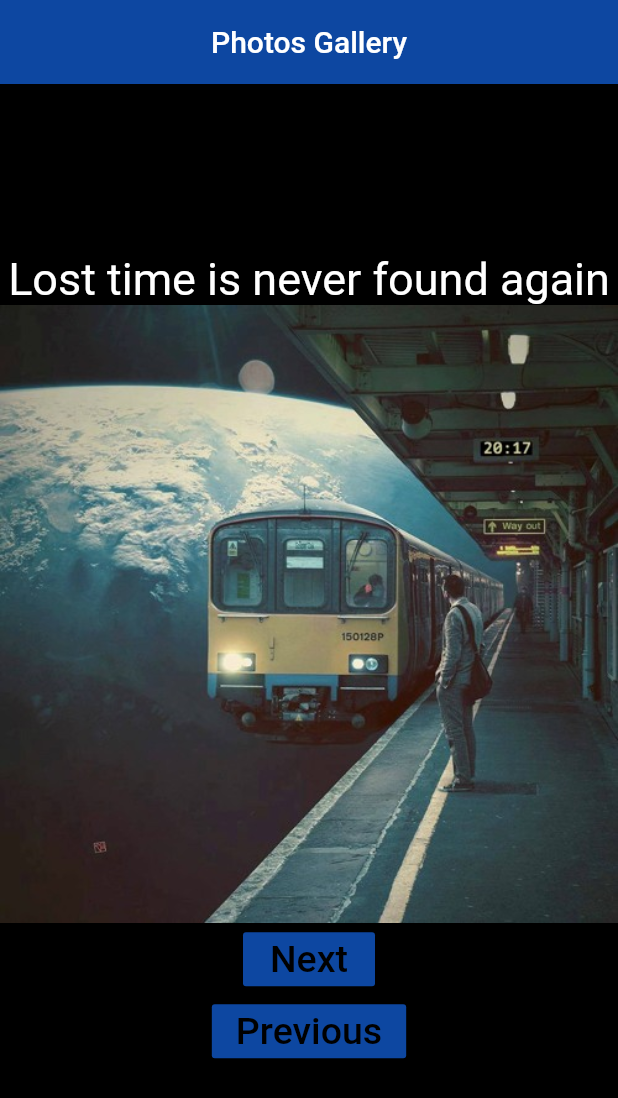
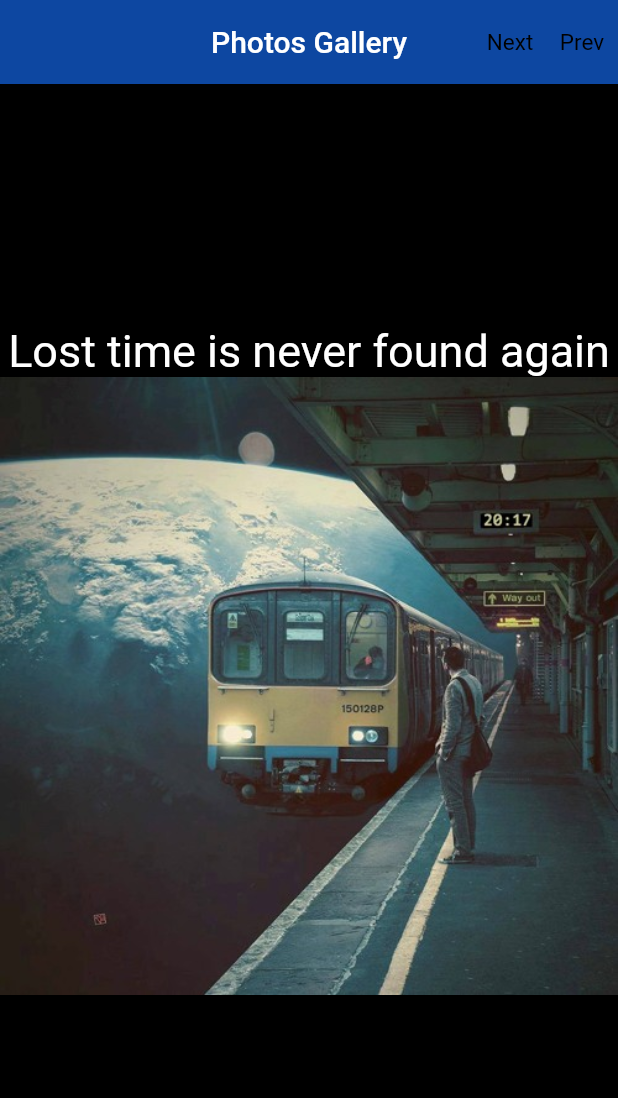
Before and after one commit to ayamohamed18/FlutterApps, a Flutter app: the screen it shows after launch, on a phone screen of 412 x 824 dp. Shown: the top 1098 px of the screen. Run offline on Flutter 3.47's test engine with Material 2 defaults, Android fonts, the phone set to English and light mode, and no system bars.

Commit message:
update app

```diff
--- a/Photos Gallary/photos_gallery/lib/Gallery.dart
+++ b/Photos Gallary/photos_gallery/lib/Gallery.dart
@@ -30,6 +30,31 @@ class _GalleryState extends State<Gallery> {
         backgroundColor: Colors.blue[900],
         centerTitle: true,
         title: Text('Photos Gallery'),
+        actions: <Widget>[
+          IconButton(
+              icon: Text(
+                'Next',
+                textAlign: TextAlign.right,
+                style: TextStyle(fontSize: 15, color: Colors.black),
+              ),
+              onPressed: () {
+      setState(() {
+                          index++;
+                        });
+              }),
+               IconButton(
+              icon: Text(
+                'Prev',
+                textAlign: TextAlign.left,
+                style: TextStyle(fontSize: 15, color: Colors.black),
+              ),
+              onPressed: () {
+      setState(() {
+                          index--;
+                        });
+              }),
+
+        ],
       ),
       body: Center(
           child: (index < 5 && index >= 0)
@@ -42,36 +67,7 @@ class _GalleryState extends State<Gallery> {
                       style: TextStyle(fontSize: 30, color: Colors.white),
                     ),
                     images[index],
-                    RaisedButton(
-                      onPressed: () {
-                        setState(() {
-                          index++;
-                        });
-                      },
-                      child: Text(
-                        'Next',
-                        style: TextStyle(
-                          fontSize: 25,
-                          color: Colors.black,
-                        ),
-                      ),
-                      color: Colors.blue[900],
-                    ),
-                    RaisedButton(
-                      onPressed: () {
-                        setState(() {
-                          index--;
-                        });
-                      },
-                      child: Text(
-                        'Previous',
-                        style: TextStyle(
-                          fontSize: 25,
-                          color: Colors.black,
-                        ),
-                      ),
-                      color: Colors.blue[900],
-                    )
+
                   ],
                 )
               : Column(
```
